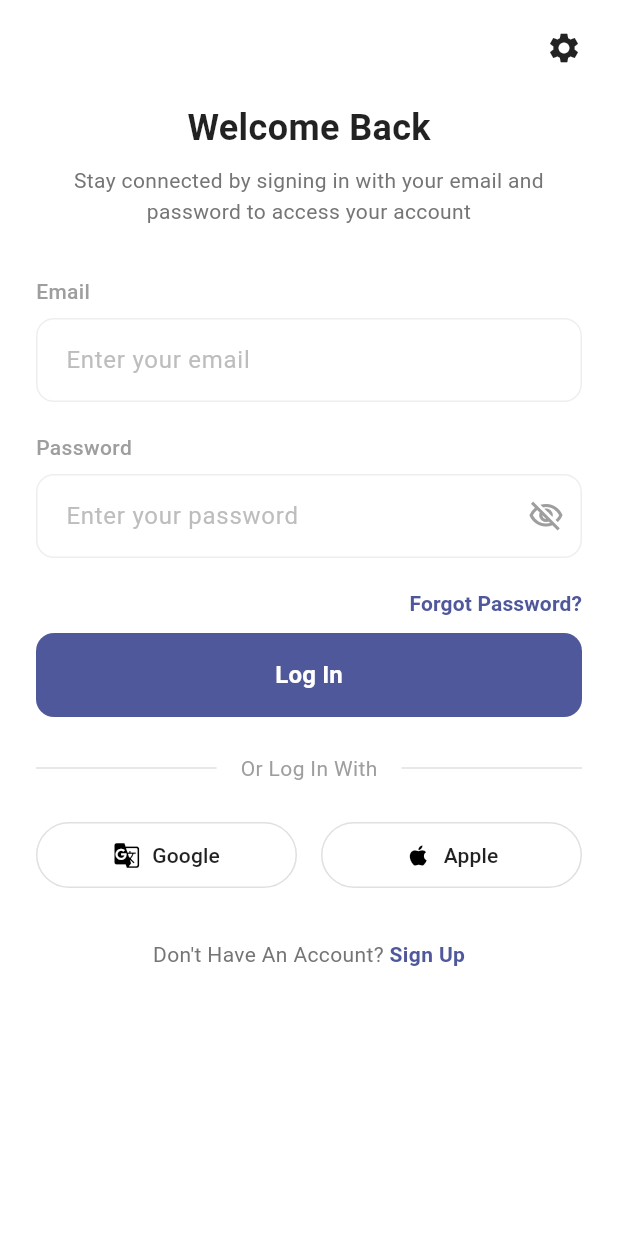
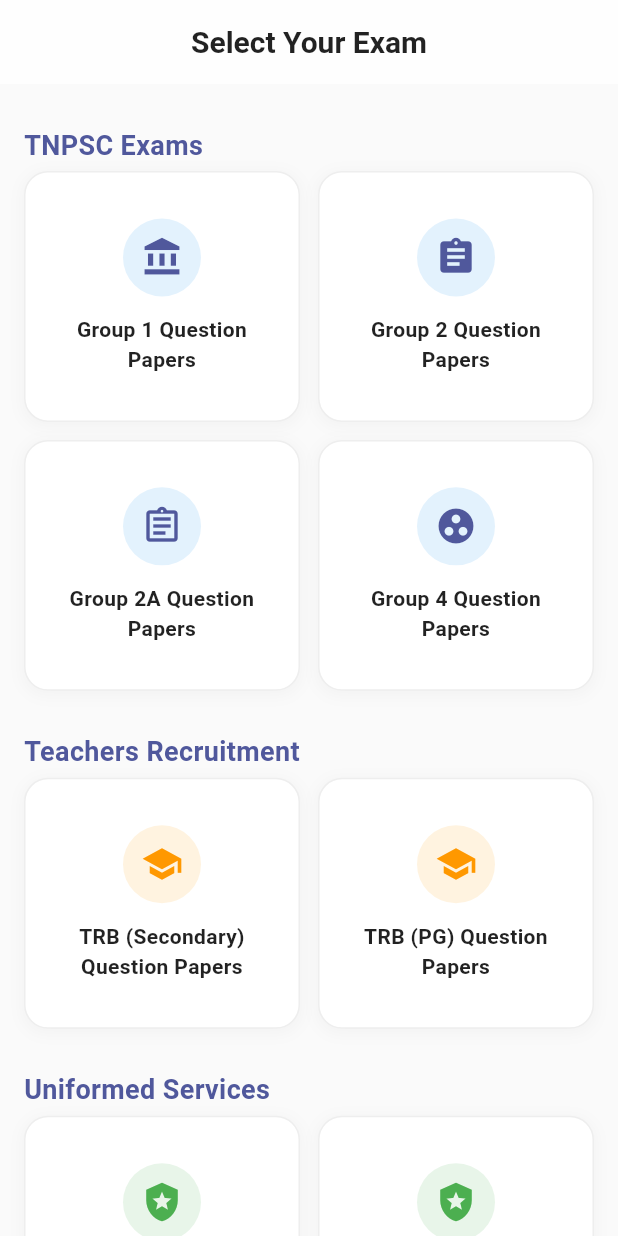
Before and after one commit to VijayMani9699/TNPrep, a Flutter app: the screen it shows after launch, after a tap on "Skip", after a tap on "Log In", on a phone screen of 412 x 824 dp. Run offline on Flutter 3.47's test engine with Material 3 defaults, Android fonts, the phone set to English and light mode, and no system bars; our stand-ins replace shared_preferences; generated files the repository leaves out were written again.

Commit message:
Introduce exam selection and question paper listing screens with new models and UI components.

```diff
--- /dev/null
+++ b/lib/common_widgets/glass_app_bar.dart
@@ -0,0 +1,55 @@
+import 'dart:ui';
+import 'package:flutter/material.dart';
+
+class GlassAppBar extends StatelessWidget implements PreferredSizeWidget {
+  final Widget title;
+  final bool centerTitle;
+  final Widget? leading;
+  final List<Widget>? actions;
+  final bool automaticallyImplyLeading;
+  final double height;
+  final double blurSigma;
+  final Color backgroundColor;
+
+  const GlassAppBar({
+    super.key,
+    required this.title,
+    this.centerTitle = true,
+    this.leading,
+    this.actions,
+    this.automaticallyImplyLeading = true,
+    this.height = kToolbarHeight,
+    this.blurSigma = 10.0,
+    this.backgroundColor =
+        const Color(0xB3FFFFFF), // Colors.white.withOpacity(0.7)
+  });
+
+  @override
+  Size get preferredSize => Size.fromHeight(height);
+
+  @override
+  Widget build(BuildContext context) {
+    return ClipRRect(
+      child: BackdropFilter(
+        filter: ImageFilter.blur(sigmaX: blurSigma, sigmaY: blurSigma),
+        child: AppBar(
+          title: title,
+          centerTitle: centerTitle,
+          leading: leading,
+          actions: actions,
+          automaticallyImplyLeading: automaticallyImplyLeading,
+          backgroundColor: backgroundColor,
+          elevation: 0,
+          iconTheme: const IconThemeData(color: Colors.black87),
+          titleTextStyle: const TextStyle(
+            color: Colors.black87,
+            fontSize: 20,
+            fontWeight: FontWeight.bold,
+          ),
+          bottomOpacity: 0.0,
+          scrolledUnderElevation: 0,
+        ),
+      ),
+    );
+  }
+}
--- a/lib/features/auth/ui/login_screen.dart
+++ b/lib/features/auth/ui/login_screen.dart
@@ -5,6 +5,7 @@ import '../../../common_widgets/custom_text_field.dart';
 import '../../../common_widgets/primary_button.dart';
 
 import '../../../common_widgets/settings_sheet.dart';
+import '../../exams/ui/exam_selection_screen.dart';
 import 'add_account_screen.dart';
 
 class LoginScreen extends StatelessWidget {
@@ -91,11 +92,17 @@ class LoginScreen extends StatelessWidget {
                     ),
                   ),
                 ),
-const SizedBox(height: 10),
+                const SizedBox(height: 10),
                 // Login Button
                 PrimaryButton(
                   text: "Log In",
-                  onPressed: () {},
+                  onPressed: () {
+                    Navigator.push(
+                      context,
+                      MaterialPageRoute(
+                          builder: (context) => const ExamSelectionScreen()),
+                    );
+                  },
                 ),
 
                 const SizedBox(height: 24),
--- /dev/null
+++ b/lib/features/exams/model/exam_model.dart
@@ -0,0 +1,27 @@
+import 'package:flutter/material.dart';
+
+class ExamCategory {
+  final String title;
+  final List<ExamItem> exams;
+
+  ExamCategory({
+    required this.title,
+    required this.exams,
+  });
+}
+
+class ExamItem {
+  final String title;
+  final String id;
+  final Color? color;
+  final Color? iconColor;
+  final IconData? icon;
+
+  ExamItem({
+    required this.title,
+    required this.id,
+    this.color,
+    this.iconColor,
+    this.icon,
+  });
+}
--- /dev/null
+++ b/lib/features/exams/ui/exam_selection_screen.dart
@@ -0,0 +1,245 @@
+import 'package:flutter/material.dart';
+import 'package:flutter_gen/gen_l10n/app_localizations.dart';
+import '../../../core/theme/app_colors.dart';
+import '../../../common_widgets/glass_app_bar.dart';
+import '../model/exam_model.dart';
+import 'question_papers_list_screen.dart';
+
+class ExamSelectionScreen extends StatelessWidget {
+  const ExamSelectionScreen({super.key});
+
+  @override
+  Widget build(BuildContext context) {
+    final l10n = AppLocalizations.of(context)!;
+
+    final List<ExamCategory> examCategories = [
+      ExamCategory(
+        title: l10n.categoryTnpsc,
+        exams: [
+          ExamItem(
+            title: l10n.examGroup1,
+            id: 'group1',
+            color: Colors.blue.shade50,
+            iconColor: AppColors.primary,
+            icon: Icons.account_balance,
+          ),
+          ExamItem(
+            title: l10n.examGroup2,
+            id: 'group2',
+            color: Colors.blue.shade50,
+            iconColor: AppColors.primary,
+            icon: Icons.assignment,
+          ),
+          ExamItem(
+            title: l10n.examGroup2A,
+            id: 'group2a',
+            color: Colors.blue.shade50,
+            iconColor: AppColors.primary,
+            icon: Icons.assignment_outlined,
+          ),
+          ExamItem(
+            title: l10n.examGroup4,
+            id: 'group4',
+            color: Colors.blue.shade50,
+            iconColor: AppColors.primary,
+            icon: Icons.group_work,
+          ),
+        ],
+      ),
+      ExamCategory(
+        title: l10n.categoryTrb,
+        exams: [
+          ExamItem(
+            title: l10n.examTrbSecondary,
+            id: 'trb_secondary',
+            color: Colors.orange.shade50,
+            iconColor: Colors.orange,
+            icon: Icons.school,
+          ),
+          ExamItem(
+            title: l10n.examTrbPg,
+            id: 'trb_pg',
+            color: Colors.orange.shade50,
+            iconColor: Colors.orange,
+            icon: Icons.school,
+          ),
+        ],
+      ),
+      ExamCategory(
+        title: l10n.categoryUniformed,
+        exams: [
+          ExamItem(
+            title: l10n.examTnusrbSi,
+            id: 'tnusrb_si',
+            color: Colors.green.shade50,
+            iconColor: Colors.green,
+            icon: Icons.local_police,
+          ),
+          ExamItem(
+            title: l10n.examTnusrbPc,
+            id: 'tnusrb_pc',
+            color: Colors.green.shade50,
+            iconColor: Colors.green,
+            icon: Icons.local_police,
+          ),
+        ],
+      ),
+      ExamCategory(
+        title: l10n.categoryOther,
+        exams: [
+          ExamItem(
+            title: l10n.examTnfusrc,
+            id: 'tnfusrc',
+            color: Colors.brown.shade50,
+            iconColor: Colors.brown,
+            icon: Icons.forest,
+          ),
+          ExamItem(
+            title: l10n.examTnMrb,
+            id: 'tnmrb',
+            color: Colors.red.shade50,
+            iconColor: Colors.red,
+            icon: Icons.local_hospital,
+          ),
+          ExamItem(
+            title: l10n.examTnRrb,
+            id: 'tnrrb',
+            color: Colors.indigo.shade50,
+            iconColor: Colors.indigo,
+            icon: Icons.train,
+          ),
+        ],
+      ),
+    ];
+
+    return Scaffold(
+      backgroundColor: Colors.grey[50], // Light background
+      extendBodyBehindAppBar: true, // Important for glass effect
+      appBar: GlassAppBar(
+        automaticallyImplyLeading: false,
+        title: Text(
+          l10n.examSelectionTitle,
+        ),
+      ),
+      body: ListView.builder(
+        padding: EdgeInsets.only(
+          top: MediaQuery.of(context).padding.top + kToolbarHeight + 16,
+          left: 16,
+          right: 16,
+          bottom: 16,
+        ),
+        itemCount: examCategories.length,
+        itemBuilder: (context, index) {
+          final category = examCategories[index];
+          return Column(
+            crossAxisAlignment: CrossAxisAlignment.start,
+            children: [
+              Padding(
+                padding: const EdgeInsets.only(top: 12.0, bottom: 4.0),
+                child: Text(
+                  category.title,
+                  style: const TextStyle(
+                    fontSize: 18,
+                    fontWeight: FontWeight.bold,
+                    color: AppColors.primary,
+                  ),
+                ),
+              ),
+              GridView.builder(
+                padding: EdgeInsets.zero,
+                shrinkWrap: true,
+                physics: const NeverScrollableScrollPhysics(),
+                gridDelegate: const SliverGridDelegateWithFixedCrossAxisCount(
+                  crossAxisCount: 2,
+                  crossAxisSpacing: 12,
+                  mainAxisSpacing: 12,
+                  childAspectRatio: 1.1, // Adjusted for icon + text
+                ),
+                itemCount: category.exams.length,
+                itemBuilder: (context, examIndex) {
+                  return _ExamCard(item: category.exams[examIndex]);
+                },
+              ),
+              const SizedBox(height: 16), // Spacing between categories
+            ],
+          );
+        },
+      ),
+    );
+  }
+}
+
+class _ExamCard extends StatelessWidget {
+  final ExamItem item;
+
+  const _ExamCard({required this.item});
+
+  @override
+  Widget build(BuildContext context) {
+    return Container(
+      decoration: BoxDecoration(
+        color: Colors.white,
+        borderRadius: BorderRadius.circular(16),
+        boxShadow: [
+          BoxShadow(
+            color: Colors.grey.withOpacity(0.08),
+            spreadRadius: 1,
+            blurRadius: 8,
+            offset: const Offset(0, 2),
+          ),
+        ],
+        border: Border.all(color: Colors.grey.shade200),
+      ),
+      child: Material(
+        color: Colors.transparent,
+        child: InkWell(
+          onTap: () {
+            Navigator.push(
+              context,
+              MaterialPageRoute(
+                builder: (context) => QuestionPapersListScreen(
+                  examId: item.id,
+                  examTitle: item.title,
+                ),
+              ),
+            );
+          },
+          borderRadius: BorderRadius.circular(16),
+          child: Padding(
+            padding: const EdgeInsets.all(12.0),
+            child: Column(
+              mainAxisAlignment: MainAxisAlignment.center,
+              children: [
+                if (item.icon != null)
+                  Container(
+                    padding: const EdgeInsets.all(12),
+                    margin: const EdgeInsets.only(bottom: 12),
+                    decoration: BoxDecoration(
+                      color: item.color ?? Colors.grey.shade100,
+                      shape: BoxShape.circle,
+                    ),
+                    child: Icon(
+                      item.icon,
+                      size: 28,
+                      color: item.iconColor ?? AppColors.primary,
+                    ),
+                  ),
+                Text(
+                  item.title,
+                  textAlign: TextAlign.center,
+                  maxLines: 2,
+                  overflow: TextOverflow.ellipsis,
+                  style: const TextStyle(
+                    fontSize: 14,
+                    fontWeight: FontWeight.w600,
+                    color: Colors.black87,
+                  ),
+                ),
+              ],
+            ),
+          ),
+        ),
+      ),
+    );
+  }
+}
--- /dev/null
+++ b/lib/features/exams/ui/question_papers_list_screen.dart
@@ -0,0 +1,92 @@
+import 'package:flutter/material.dart';
+import 'package:flutter_gen/gen_l10n/app_localizations.dart';
+import '../../../core/theme/app_colors.dart';
+import '../../../common_widgets/glass_app_bar.dart';
+
+class QuestionPapersListScreen extends StatelessWidget {
+  final String examId;
+  final String examTitle;
+
+  const QuestionPapersListScreen({
+    super.key,
+    required this.examId,
+    required this.examTitle,
+  });
+
+  @override
+  Widget build(BuildContext context) {
+    final l10n = AppLocalizations.of(context)!;
+
+    // Mock data for the last 10 years
+    final int currentYear = 2025;
+    final List<int> years = List.generate(10, (index) => currentYear - index);
+
+    return Scaffold(
+      backgroundColor: Colors.grey[50],
+      extendBodyBehindAppBar: true, // Important for glass effect
+      appBar: GlassAppBar(
+        title: Text(examTitle),
+      ),
+      body: ListView.separated(
+        padding: EdgeInsets.only(
+          top: MediaQuery.of(context).padding.top + kToolbarHeight + 16,
+          left: 16,
+          right: 16,
+          bottom: 16,
+        ),
+        itemCount: years.length,
+        separatorBuilder: (context, index) => const SizedBox(height: 12),
+        itemBuilder: (context, index) {
+          final year = years[index];
+          return Container(
+            decoration: BoxDecoration(
+              color: Colors.white,
+              borderRadius: BorderRadius.circular(12),
+              border: Border.all(color: Colors.grey.shade200),
+              boxShadow: [
+                BoxShadow(
+                  color: Colors.grey.withOpacity(0.05),
+                  spreadRadius: 1,
+                  blurRadius: 4,
+                  offset: const Offset(0, 2),
+                ),
+              ],
+            ),
+            child: Material(
+              color: Colors.transparent,
+              child: ListTile(
+                onTap: () {
+                  ScaffoldMessenger.of(context).showSnackBar(
+                    SnackBar(content: Text('Selected: $year')),
+                  );
+                },
+                contentPadding:
+                    const EdgeInsets.symmetric(horizontal: 16, vertical: 4),
+                title: Text(
+                  '$year ${l10n.questionPaper}',
+                  style: const TextStyle(
+                    fontSize: 16,
+                    fontWeight: FontWeight.w600,
+                    color: Colors.black87,
+                  ),
+                ),
+                trailing: Container(
+                  padding: const EdgeInsets.all(8),
+                  decoration: BoxDecoration(
+                    color: AppColors.primary.withOpacity(0.1),
+                    shape: BoxShape.circle,
+                  ),
+                  child: const Icon(
+                    Icons.arrow_forward_ios,
+                    size: 14,
+                    color: AppColors.primary,
+                  ),
+                ),
+              ),
+            ),
+          );
+        },
+      ),
+    );
+  }
+}
--- a/lib/l10n/arb/app_en.arb
+++ b/lib/l10n/arb/app_en.arb
@@ -38,5 +38,25 @@
     "successTitle": "Successful!",
     "successBody": "Your account is created successfully and ready now.",
     "browseHome": "Browse Home",
-    "orText": "or"
+    "orText": "or",
+    "examSelectionTitle": "Select Your Exam",
+    "examTnpsc": "TNPSC",
+    "examSchool": "School Exams",
+    "examOtherGovt": "Other Govt Exams",
+    "categoryTnpsc": "TNPSC Exams",
+    "categoryTrb": "Teachers Recruitment",
+    "categoryUniformed": "Uniformed Services",
+    "categoryOther": "Other TN Exams",
+    "examGroup1": "Group 1 Question Papers",
+    "examGroup2": "Group 2 Question Papers",
+    "examGroup2A": "Group 2A Question Papers",
+    "examGroup4": "Group 4 Question Papers",
+    "examTrbSecondary": "TRB (Secondary) Question Papers",
+    "examTrbPg": "TRB (PG) Question Papers",
+    "examTnusrbSi": "TNUSRB (SI) Question Papers",
+    "examTnusrbPc": "TNUSRB (PC) Question Papers",
+    "examTnfusrc": "TNFUSRC (Forest) Question Papers",
+    "examTnMrb": "TN MRB (Medical) Question Papers",
+    "examTnRrb": "TN RRB (Transport) Question Papers",
+    "questionPaper": "Question Paper"
 }
--- a/lib/l10n/arb/app_ta.arb
+++ b/lib/l10n/arb/app_ta.arb
@@ -38,5 +38,25 @@
     "successTitle": "வெற்றிகரமானது!",
     "successBody": "உங்கள் கணக்கு வெற்றிகரமாக உருவாக்கப்பட்டு இப்போது தயாராக உள்ளது.",
     "browseHome": "முகப்புக்குச் செல்",
-    "orText": "அல்லது"
+    "orText": "அல்லது",
+    "examSelectionTitle": "உங்கள் தேர்வைத் தேர்ந்தெடுக்கவும்",
+    "examTnpsc": "டி.என்.பி.எஸ்.சி",
+    "examSchool": "பள்ளித் தேர்வுகள்",
+    "examOtherGovt": "பிற அரசுத் தேர்வுகள்",
+    "categoryTnpsc": "டி.என்.பி.எஸ்.சி தேர்வுகள்",
+    "categoryTrb": "ஆசிரியர் ஆட்சேர்ப்பு",
+    "categoryUniformed": "சீருடை சேவைகள்",
+    "categoryOther": "பிற தமிழக தேர்வுகள்",
+    "examGroup1": "குரூப் 1 வினாத்தாள்கள்",
+    "examGroup2": "குரூப் 2 வினாத்தாள்கள்",
+    "examGroup2A": "குரூப் 2A வினாத்தாள்கள்",
+    "examGroup4": "குரூப் 4 வினாத்தாள்கள்",
+    "examTrbSecondary": "TRB (மேல்நிலை) வினாத்தாள்கள்",
+    "examTrbPg": "TRB (PG) வினாத்தாள்கள்",
+    "examTnusrbSi": "TNUSRB (SI) வினாத்தாள்கள்",
+    "examTnusrbPc": "TNUSRB (PC) வினாத்தாள்கள்",
+    "examTnfusrc": "TNFUSRC (வனத்துறை) வினாத்தாள்கள்",
+    "examTnMrb": "TN MRB (மருத்துவம்) வினாத்தாள்கள்",
+    "examTnRrb": "TN RRB (போக்குவரத்து) வினாத்தாள்கள்",
+    "questionPaper": "வினாத்தாள்"
 }
```
